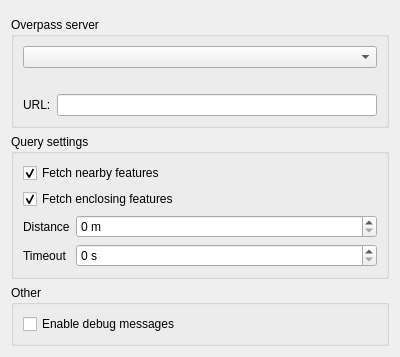
Above: src/osminfo/ui/osm_info_settings_page_base.ui from nextgis/qgis_osminfo before the change. Below: the same form after it.
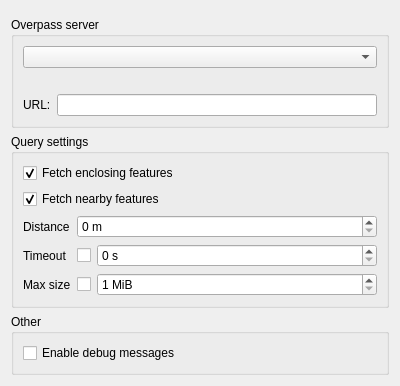
That is the form after the change. Custom widgets are drawn as their Qt base class.

Commit message:
Add maxsize option and made timeout optional
QPL-363, QPL-364

Diff of the .ui file:
```diff
--- a/src/osminfo/ui/osm_info_settings_page_base.ui
+++ b/src/osminfo/ui/osm_info_settings_page_base.ui
@@ -77,6 +77,16 @@
       <string>Query settings</string>
      </property>
      <layout class="QVBoxLayout" name="verticalLayout_3">
+      <item>
+       <widget class="QCheckBox" name="enclosing_checkbox">
+        <property name="text">
+         <string>Fetch enclosing features</string>
+        </property>
+        <property name="checked">
+         <bool>true</bool>
+        </property>
+       </widget>
+      </item>
       <item>
        <widget class="QCheckBox" name="nearby_checkbox">
         <property name="enabled">
@@ -93,18 +103,22 @@
         </property>
        </widget>
       </item>
-      <item>
-       <widget class="QCheckBox" name="enclosing_checkbox">
-        <property name="text">
-         <string>Fetch enclosing features</string>
-        </property>
-        <property name="checked">
-         <bool>true</bool>
-        </property>
-       </widget>
-      </item>
       <item>
        <layout class="QFormLayout" name="formLayout">
+        <item row="0" column="0">
+         <widget class="QLabel" name="distance_label">
+          <property name="text">
+           <string>Distance</string>
+          </property>
+         </widget>
+        </item>
+        <item row="0" column="1">
+         <widget class="QSpinBox" name="distance_spinbox">
+          <property name="suffix">
+           <string> m</string>
+          </property>
+         </widget>
+        </item>
         <item row="1" column="0">
          <widget class="QLabel" name="timeout_label">
           <property name="text">
@@ -113,29 +127,69 @@
          </widget>
         </item>
         <item row="1" column="1">
-         <widget class="QSpinBox" name="timeout_spinbox">
-          <property name="suffix">
-           <string> s</string>
-          </property>
-          <property name="maximum">
-           <number>262144</number>
-          </property>
-         </widget>
+         <layout class="QHBoxLayout" name="horizontalLayout_3">
+          <item>
+           <widget class="QCheckBox" name="timeout_checkbox">
+            <property name="sizePolicy">
+             <sizepolicy hsizetype="Maximum" vsizetype="Fixed">
+              <horstretch>0</horstretch>
+              <verstretch>0</verstretch>
+             </sizepolicy>
+            </property>
+            <property name="text">
+             <string/>
+            </property>
+           </widget>
+          </item>
+          <item>
+           <widget class="QSpinBox" name="timeout_spinbox">
+            <property name="suffix">
+             <string> s</string>
+            </property>
+            <property name="maximum">
+             <number>262144</number>
+            </property>
+           </widget>
+          </item>
+         </layout>
         </item>
-        <item row="0" column="1">
-         <widget class="QSpinBox" name="distance_spinbox">
-          <property name="suffix">
-           <string> m</string>
-          </property>
-         </widget>
-        </item>
-        <item row="0" column="0">
-         <widget class="QLabel" name="distance_label">
+        <item row="2" column="0">
+         <widget class="QLabel" name="max_size_label">
           <property name="text">
-           <string>Distance</string>
+           <string>Max size</string>
           </property>
          </widget>
         </item>
+        <item row="2" column="1">
+         <layout class="QHBoxLayout" name="horizontalLayout_4">
+          <item>
+           <widget class="QCheckBox" name="max_size_checkbox">
+            <property name="sizePolicy">
+             <sizepolicy hsizetype="Maximum" vsizetype="Fixed">
+              <horstretch>0</horstretch>
+              <verstretch>0</verstretch>
+             </sizepolicy>
+            </property>
+            <property name="text">
+             <string/>
+            </property>
+           </widget>
+          </item>
+          <item>
+           <widget class="QSpinBox" name="max_size_spinbox">
+            <property name="suffix">
+             <string> MiB</string>
+            </property>
+            <property name="minimum">
+             <number>1</number>
+            </property>
+            <property name="maximum">
+             <number>10241</number>
+            </property>
+           </widget>
+          </item>
+         </layout>
+        </item>
        </layout>
       </item>
      </layout>
```
The commit also changes 4 other files.
